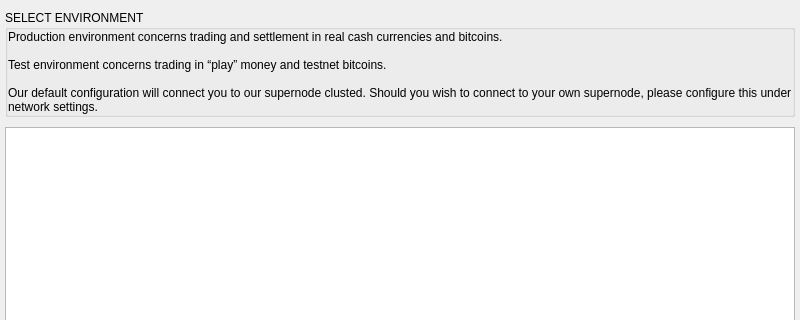
This is BlockSettleUILib/InfoDialogs/StartupDialog.ui in BlockSettle/terminal as Qt 5 draws it before an edit; both pictures show x 0 to 800 and y 0 to 320 of the 800 by 595 pixel window. The edited form follows.
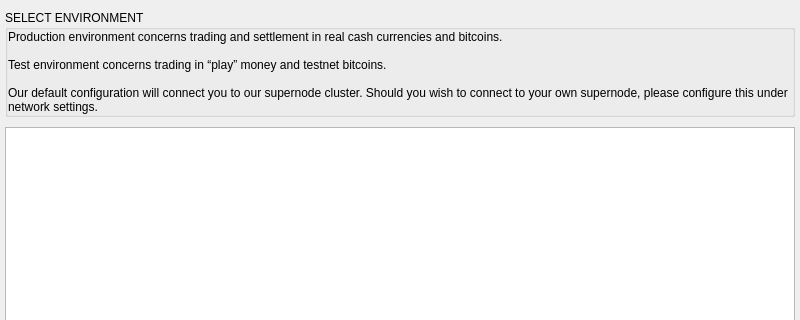
This is the edited form.

Patch:
```diff
--- a/BlockSettleUILib/InfoDialogs/StartupDialog.ui
+++ b/BlockSettleUILib/InfoDialogs/StartupDialog.ui
@@ -120,7 +120,7 @@
 
 Test environment concerns trading in “play” money and testnet bitcoins. 
 
-Our default configuration will connect you to our supernode clusted. Should you wish to connect to your own supernode, please configure this under network settings.</string>
+Our default configuration will connect you to our supernode cluster. Should you wish to connect to your own supernode, please configure this under network settings.</string>
             </property>
             <property name="wordWrap">
              <bool>true</bool>
```
